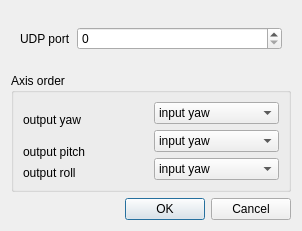
Old version of the form ftnoir_tracker_freepie-udp/freepie-udp-controls.ui in the repository opentrack/opentrack.
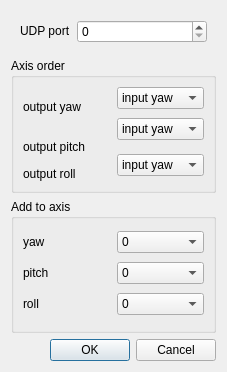
New version of the form. Icons and pictures are not drawn.

Commit message:
add rotation value addition to freepie-udp
Otherwise gimbal lock singularities occur.

```diff
--- a/ftnoir_tracker_freepie-udp/freepie-udp-controls.ui
+++ b/ftnoir_tracker_freepie-udp/freepie-udp-controls.ui
@@ -9,8 +9,8 @@
    <rect>
     <x>0</x>
     <y>0</y>
-    <width>302</width>
-    <height>231</height>
+    <width>227</width>
+    <height>372</height>
    </rect>
   </property>
   <property name="windowTitle">
@@ -23,6 +23,12 @@
   <layout class="QVBoxLayout" name="verticalLayout">
    <item>
     <widget class="QFrame" name="frame">
+     <property name="sizePolicy">
+      <sizepolicy hsizetype="Preferred" vsizetype="Maximum">
+       <horstretch>0</horstretch>
+       <verstretch>0</verstretch>
+      </sizepolicy>
+     </property>
      <property name="frameShape">
       <enum>QFrame::NoFrame</enum>
      </property>
@@ -143,6 +149,123 @@
      </layout>
     </widget>
    </item>
+   <item>
+    <widget class="QGroupBox" name="groupBox_2">
+     <property name="title">
+      <string>Add to axis</string>
+     </property>
+     <layout class="QGridLayout" name="gridLayout_2">
+      <item row="0" column="0">
+       <widget class="QLabel" name="label_4">
+        <property name="text">
+         <string>yaw</string>
+        </property>
+       </widget>
+      </item>
+      <item row="0" column="1">
+       <widget class="QComboBox" name="add_yaw">
+        <item>
+         <property name="text">
+          <string>0</string>
+         </property>
+        </item>
+        <item>
+         <property name="text">
+          <string>+90</string>
+         </property>
+        </item>
+        <item>
+         <property name="text">
+          <string>-90</string>
+         </property>
+        </item>
+        <item>
+         <property name="text">
+          <string>+180</string>
+         </property>
+        </item>
+        <item>
+         <property name="text">
+          <string>-180</string>
+         </property>
+        </item>
+       </widget>
+      </item>
+      <item row="1" column="0">
+       <widget class="QLabel" name="label_6">
+        <property name="text">
+         <string>pitch</string>
+        </property>
+       </widget>
+      </item>
+      <item row="2" column="0">
+       <widget class="QLabel" name="label_9">
+        <property name="text">
+         <string>roll</string>
+        </property>
+       </widget>
+      </item>
+      <item row="1" column="1">
+       <widget class="QComboBox" name="add_pitch">
+        <item>
+         <property name="text">
+          <string>0</string>
+         </property>
+        </item>
+        <item>
+         <property name="text">
+          <string>+90</string>
+         </property>
+        </item>
+        <item>
+         <property name="text">
+          <string>-90</string>
+         </property>
+        </item>
+        <item>
+         <property name="text">
+          <string>+180</string>
+         </property>
+        </item>
+        <item>
+         <property name="text">
+          <string>-180</string>
+         </property>
+        </item>
+       </widget>
+      </item>
+      <item row="2" column="1">
+       <widget class="QComboBox" name="add_roll">
+        <item>
+         <property name="text">
+          <string>0</string>
+         </property>
+        </item>
+        <item>
+         <property name="text">
+          <string>+90</string>
+         </property>
+        </item>
+        <item>
+         <property name="text">
+          <string>-90</string>
+         </property>
+        </item>
+        <item>
+         <property name="text">
+          <string>+180</string>
+         </property>
+        </item>
+        <item>
+         <property name="text">
+          <string>-180</string>
+         </property>
+        </item>
+       </widget>
+      </item>
+     </layout>
+    </widget>
+   </item>
    <item>
     <widget class="QDialogButtonBox" name="buttonBox">
      <property name="standardButtons">
```
The commit also changes 3 other files.
